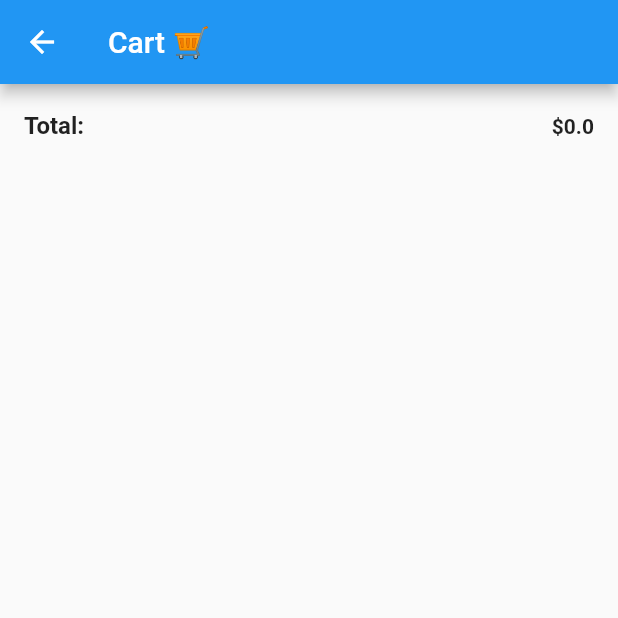
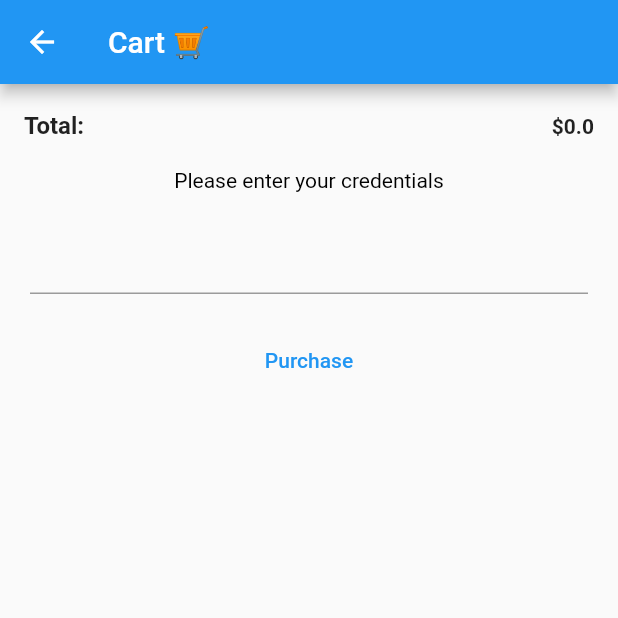
Before and after one commit to NEVED123/DartStoreApp, a Flutter app: the screen it shows after launch, scrolled down 345 dp, after a tap on the "shopping cart" icon, on a phone screen of 412 x 824 dp, the top half of it. Run offline on Flutter 3.47's test engine with Material 2 defaults, Android fonts, the phone set to English and light mode, and no system bars.

Commit message:
lots of stuff

```diff
--- a/lib/sale.dart
+++ b/lib/api/sale.dart
@@ -43,8 +43,10 @@ class Sale {
       return false;
     } else {
       //Item exists, decrement the quantity
-      if (duplicate.quantity - quantity >= 0) {
+      if (duplicate.quantity - quantity > 0) {
         duplicate.quantity -= quantity;
+      } else if (duplicate.quantity - quantity == 0) {
+        _lineItems.remove(duplicate);
       } else {
         return false;
       }
--- a/lib/store.dart
+++ b/lib/api/store.dart
@@ -34,7 +34,7 @@ class Store {
     _addSaleItem(
         14, '🈳 Whatever this is', 4.00, "It looks kinda cool I guess");
     _addSaleItem(15, '☢️ Nuclear waste', 1000.00,
-        "It gives you super powers, who would'nt want that!");
+        "It gives you super powers, who wouldn't want that!");
   }
 
   static List<SaleItem> getSaleItems() {
@@ -123,4 +123,10 @@ class Store {
 
     return selectedItem;
   }
+
+  static bool cartEmpty() {
+    if (_sale == null) return false;
+
+    return _sale!.getCart().isEmpty;
+  }
 }
--- /dev/null
+++ b/lib/cart.dart
@@ -0,0 +1,94 @@
+import 'package:flutter/material.dart';
+import 'api/store.dart';
+import 'api/lineItem.dart';
+import 'success.dart';
+
+class CartMenu extends StatelessWidget {
+  CartMenu({super.key});
+
+  @override
+  Widget build(BuildContext context) {
+    final List<ListTile> tiles = Store.getCart().map((LineItem item) {
+      return ListTile(
+          title: Text(
+              '${item.item.itemName} - \$${item.item.price} x ${item.quantity}'),
+          trailing: Text('...\$${item.getSubtotal()}'));
+    }).toList();
+
+    tiles.add(ListTile(
+        title:
+            const Text('Total:', style: TextStyle(fontWeight: FontWeight.bold)),
+        trailing: Text('\$${Store.getSalePrice()}',
+            style: TextStyle(fontWeight: FontWeight.bold))));
+
+    final List<Widget> divided =
+        ListTile.divideTiles(context: context, tiles: tiles).toList();
+
+    return Scaffold(
+        appBar: AppBar(title: const Text('Cart 🛒')),
+        body: Column(children: [
+          ListView(shrinkWrap: true, children: divided),
+          EnterCredentials()
+        ]));
+  }
+}
+
+class EnterCredentials extends StatefulWidget {
+  EnterCredentials({super.key});
+
+  @override
+  EnterCredentialsState createState() => EnterCredentialsState();
+}
+
+class EnterCredentialsState extends State<EnterCredentials> {
+  bool purchaseDisabled = true;
+  bool failedAttempt = false;
+  bool textDisabled = Store.cartEmpty();
+  String textValue = "";
+  bool transactionFailed = false;
+
+  @override
+  Widget build(BuildContext context) {
+    return Column(children: [
+      Text('Please enter your credentials',
+          style: TextStyle(color: failedAttempt ? Colors.red : Colors.black)),
+      Visibility(
+        visible: transactionFailed,
+        child: Text('Transaction Failed.',
+            style: TextStyle(color: Colors.red[900], fontSize: 12)),
+      ),
+      Padding(
+        padding: const EdgeInsets.all(20),
+        child: TextField(
+          readOnly: textDisabled,
+          keyboardType: TextInputType.number,
+          onChanged: (text) {
+            textValue = text;
+            purchaseDisabled = text.isEmpty ? true : false;
+            setState(() => failedAttempt = false);
+          },
+        ),
+      ),
+      TextButton(
+          child: const Text('Purchase'),
+          onPressed: () {
+            if (purchaseDisabled) {
+              setState(() => failedAttempt = true);
+              return;
+            }
+
+            if (Store.processPayment(textValue)) {
+              _paymentSuccessful();
+            } else {
+              setState(() => transactionFailed = true);
+            }
+          })
+    ]);
+  }
+
+  void _paymentSuccessful() {
+    Navigator.of(context).push(MaterialPageRoute(
+        maintainState: false,
+        builder: (BuildContext context) => const PaymentSuccessful()));
+  }
+}
--- /dev/null
+++ b/lib/home.dart
@@ -0,0 +1,71 @@
+import 'package:flutter/material.dart';
+import 'api/store.dart';
+import 'api/saleitem.dart';
+import 'cart.dart';
+
+class Home extends StatefulWidget {
+  const Home({super.key});
+  @override
+  HomeState createState() => HomeState();
+}
+
+class HomeState extends State<Home> {
+  @override
+  Widget build(BuildContext context) {
+    return Scaffold(
+        appBar: AppBar(title: const Text('🎯 Dart Store 🎯'), actions: <Widget>[
+          Padding(
+              padding: EdgeInsets.all(10),
+              child: IconButton(
+                icon: const Icon(Icons.shopping_cart),
+                onPressed: _viewCartPressed,
+              ))
+        ]),
+        body: ListView(
+          children: _getShoppingTiles(),
+        ));
+  }
+
+  List<Widget> _getShoppingTiles() {
+    List<Widget> tiles = <Widget>[];
+
+    for (SaleItem saleItem in Store.getSaleItems()) {
+      tiles.add(_getShoppingTile(saleItem));
+    }
+
+    return tiles;
+  }
+
+  Widget _getShoppingTile(SaleItem saleItem) {
+    return ListTile(
+        title: Text('${saleItem.itemName} - \$${saleItem.price}'),
+        subtitle: Text(saleItem.desc),
+        trailing: Row(mainAxisSize: MainAxisSize.min, children: <Widget>[
+          TextButton(
+            onPressed: () {
+              setState(() {
+                Store.decrementCartItem(saleItem.id, 1);
+              });
+            },
+            child: const Text('-'),
+          ),
+          Padding(
+            padding: const EdgeInsets.fromLTRB(10, 0, 10, 0),
+            child: Text(Store.getCartQuantity(saleItem.id).toString()),
+          ),
+          TextButton(
+            onPressed: () {
+              setState(() {
+                Store.addToCart(saleItem.id, 1);
+              });
+            },
+            child: const Text('+'),
+          ),
+        ]));
+  }
+
+  void _viewCartPressed() {
+    Navigator.of(context)
+        .push(MaterialPageRoute(builder: (BuildContext context) => CartMenu()));
+  }
+}
--- a/lib/main.dart
+++ b/lib/main.dart
@@ -1,7 +1,6 @@
 import 'package:flutter/material.dart';
-import 'store.dart';
-import 'saleitem.dart';
-import 'lineItem.dart';
+import 'api/store.dart';
+import 'home.dart';
 
 void main() {
   Store.initializeSale();
@@ -17,97 +16,8 @@ class MyApp extends StatelessWidget {
       theme: ThemeData(
           primaryColor: Colors.indigoAccent,
           secondaryHeaderColor: Colors.green),
-      home: const Scaffold(body: ItemsForSale()),
+      home: const Scaffold(body: Home()),
       debugShowCheckedModeBanner: false,
     );
   }
 }
-
-class ItemsForSale extends StatefulWidget {
-  const ItemsForSale({super.key});
-  @override
-  ItemsForSaleState createState() => ItemsForSaleState();
-}
-
-class ItemsForSaleState extends State<ItemsForSale> {
-  @override
-  Widget build(BuildContext context) {
-    return Scaffold(
-        appBar: AppBar(title: const Text('🎯 Dart Store 🎯'), actions: <Widget>[
-          Padding(
-              padding: EdgeInsets.all(10),
-              child: IconButton(
-                icon: const Icon(Icons.shopping_cart),
-                onPressed: _viewCartPressed,
-              ))
-        ]),
-        body: ListView(
-          children: _getShoppingTiles(),
-        ));
-  }
-
-  List<Widget> _getShoppingTiles() {
-    List<Widget> tiles = <Widget>[];
-
-    for (SaleItem saleItem in Store.getSaleItems()) {
-      tiles.add(_getShoppingTile(saleItem));
-    }
-
-    return tiles;
-  }
-
-  Widget _getShoppingTile(SaleItem saleItem) {
-    return ListTile(
-        title: Text('${saleItem.itemName} - \$${saleItem.price}'),
-        subtitle: Text(saleItem.desc),
-        trailing: Row(mainAxisSize: MainAxisSize.min, children: <Widget>[
-          TextButton(
-            onPressed: () {
-              setState(() {
-                Store.decrementCartItem(saleItem.id, 1);
-              });
-            },
-            child: const Text('-'),
-          ),
-          Padding(
-            padding: const EdgeInsets.fromLTRB(10, 0, 10, 0),
-            child: Text(Store.getCartQuantity(saleItem.id).toString()),
-          ),
-          TextButton(
-            onPressed: () {
-              setState(() {
-                Store.addToCart(saleItem.id, 1);
-              });
-            },
-            child: const Text('+'),
-          ),
-        ]));
-  }
-
-  void _viewCartPressed() {
-    Navigator.of(context)
-        .push(MaterialPageRoute(builder: (BuildContext context) {
-      final List<ListTile> tiles = Store.getCart().map((LineItem item) {
-        return ListTile(
-            title: Text(
-                '${item.item.itemName} - \$${item.item.price} x ${item.quantity}'),
-            trailing: Text('...\$${item.getSubtotal()}'));
-      }).toList();
-
-      tiles.add(ListTile(
-          title: const Text('Total:',
-              style: TextStyle(fontWeight: FontWeight.bold)),
-          trailing: Text('\$${Store.getSalePrice()}',
-              style: TextStyle(fontWeight: FontWeight.bold))));
-
-      final List<Widget> divided =
-          ListTile.divideTiles(context: context, tiles: tiles).toList();
-
-      return Scaffold(
-          appBar: AppBar(title: const Text('Cart 🛒')),
-          body: Column(children: <Widget>[
-            ListView(shrinkWrap: true, children: divided),
-          ]));
-    }));
-  }
-}
```
Also changed, not shown: lib/success.dart (added, +36 -0 lines), lib/api/lineItem.dart (renamed from lib/lineItem.dart), lib/api/saleitem.dart (renamed from lib/saleitem.dart).
